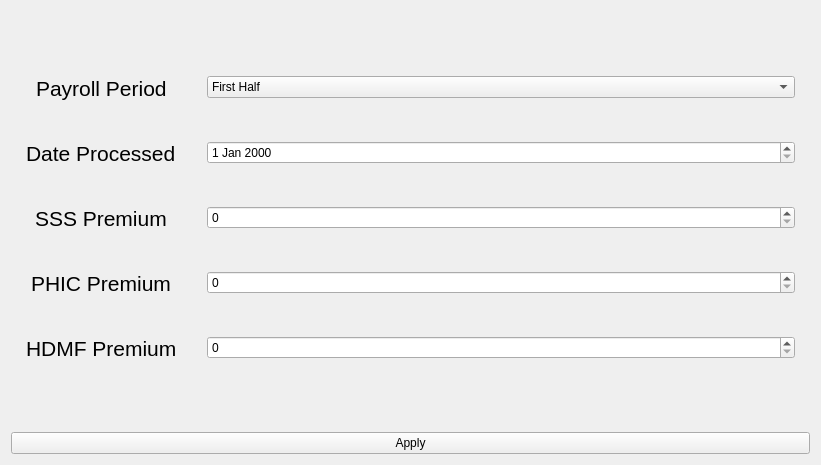
This is UI/Dialogs/premium_values_widget.ui in Justin-Kuchmy/JustPay_App as Qt 5 draws it before an edit. The edited form follows.
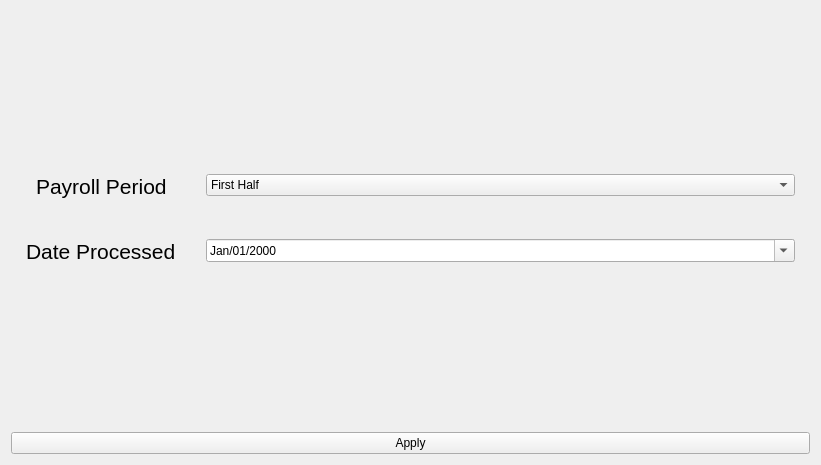
This is the edited form.

Patch:
```diff
--- a/UI/Dialogs/premium_values_widget.ui
+++ b/UI/Dialogs/premium_values_widget.ui
@@ -79,60 +79,15 @@
       </widget>
      </item>
      <item row="1" column="1">
-      <widget class="QDateEdit" name="dateProcessedEdit"/>
-     </item>
-     <item row="2" column="0">
-      <widget class="QLabel" name="sssLabel">
-       <property name="font">
-        <font>
-         <pointsize>16</pointsize>
-        </font>
+      <widget class="QDateEdit" name="dateProcessedEdit">
+       <property name="displayFormat">
+        <string>MMM/dd/yyyy</string>
        </property>
-       <property name="text">
-        <string>SSS Premium</string>
+       <property name="calendarPopup">
+        <bool>true</bool>
        </property>
       </widget>
      </item>
-     <item row="2" column="1">
-      <widget class="QSpinBox" name="sssSpinBox">
-       <property name="sizePolicy">
-        <sizepolicy hsizetype="Minimum" vsizetype="Fixed">
-         <horstretch>0</horstretch>
-         <verstretch>0</verstretch>
-        </sizepolicy>
-       </property>
-      </widget>
-     </item>
-     <item row="3" column="0">
-      <widget class="QLabel" name="phicLabel">
-       <property name="font">
-        <font>
-         <pointsize>16</pointsize>
-        </font>
-       </property>
-       <property name="text">
-        <string>PHIC Premium</string>
-       </property>
-      </widget>
-     </item>
-     <item row="3" column="1">
-      <widget class="QSpinBox" name="phicSpinbox"/>
-     </item>
-     <item row="4" column="0">
-      <widget class="QLabel" name="hdmfLabel">
-       <property name="font">
-        <font>
-         <pointsize>16</pointsize>
-        </font>
-       </property>
-       <property name="text">
-        <string>HDMF Premium</string>
-       </property>
-      </widget>
-     </item>
-     <item row="4" column="1">
-      <widget class="QSpinBox" name="hdmfSpinbox"/>
-     </item>
     </layout>
    </item>
    <item>
```
